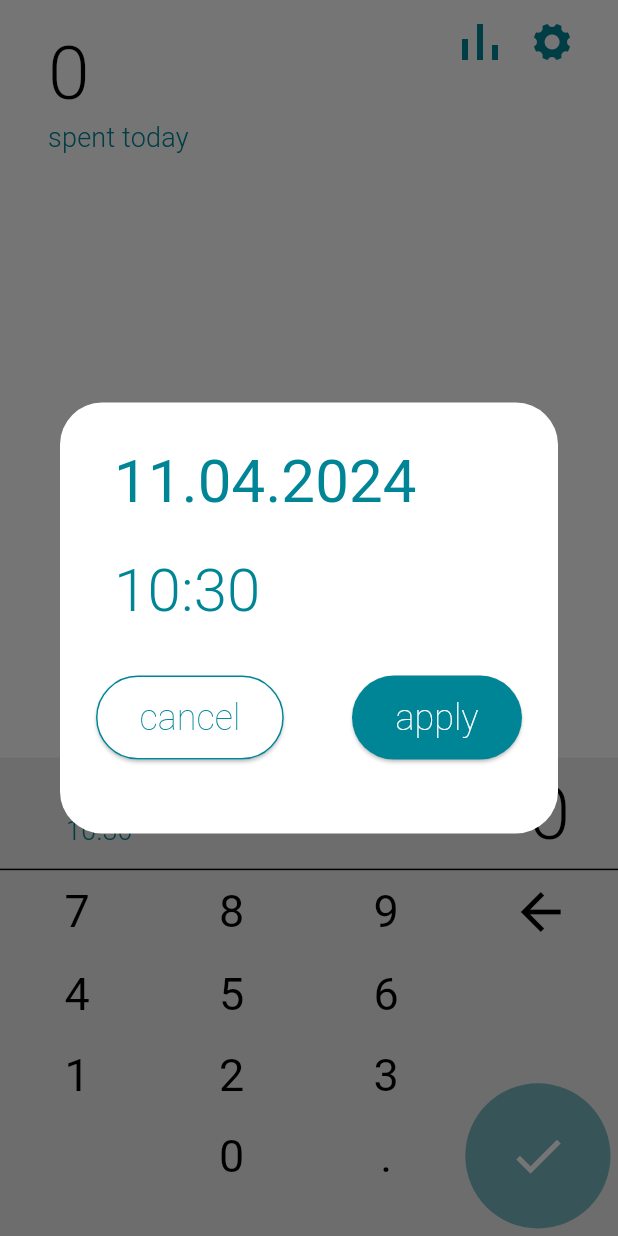
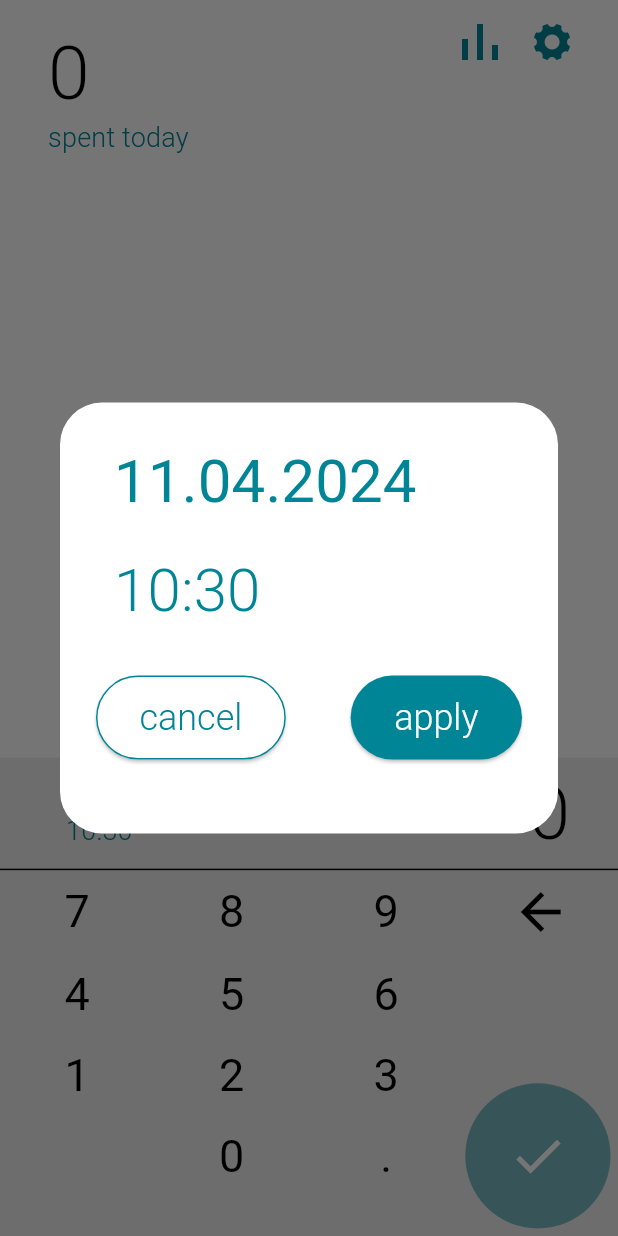
Before and after one commit to iSVDi/expenso, a Flutter app: the screen it shows after launch, after a tap on an icon or button, on a phone screen of 412 x 824 dp. Run offline on Flutter 3.47's test engine with Material 3 defaults, Android fonts, the phone set to English and light mode, and no system bars; our stand-ins replace circular_countdown_timer, flutter_bloc, focused_menu, objectbox, syncfusion_flutter_charts; missing offline and left inert: group_list_view; generated files the repository leaves out were written again; Roboto replaces fonts that are missing (SF Pro).

```diff
--- a/lib/common/views/date_time_picker.dart
+++ b/lib/common/views/date_time_picker.dart
@@ -1,3 +1,4 @@
+import 'package:expenso/common/views/rounded_button.dart';
 import "package:flutter/material.dart";
 
 import 'package:expenso/extensions/app_colors.dart';
@@ -24,13 +25,13 @@ class _DateTimePickerState extends State<DateTimePicker> {
 
   @override
   Widget build(BuildContext context) {
-    var cancelButton = _getRoundedButton(
+    var cancelButton = RoundedButton(
         text: "cancel", //TODO: move text to special class
         textColor: AppColors.appGreen,
         borderSide: const BorderSide(color: AppColors.appGreen),
         onPressed: () => widget.callback(null));
 
-    var applyButton = _getRoundedButton(
+    var applyButton = RoundedButton(
       text: "apply", //TODO: move text to special class
       textColor: AppColors.appWhite,
       backgroundColor: AppColors.appGreen,
@@ -91,6 +92,7 @@ class _DateTimePickerState extends State<DateTimePicker> {
           _handleSelectedDate(context);
         },
         child: Text(widget.selectedDate.formattedDate,
+        //TODO use textTheme
             style: const TextStyle(
                 fontSize: 40,
                 fontWeight: FontWeight.w400,
@@ -103,36 +105,10 @@ class _DateTimePickerState extends State<DateTimePicker> {
           _handleSelectedTime(context);
         },
         child: Text(widget.selectedDate.formattedTime,
+            //TODO use textTheme
             style: const TextStyle(
                 fontSize: 40,
                 fontWeight: FontWeight.w300,
                 color: AppColors.appGreen)));
   }
-
-  ElevatedButton _getRoundedButton({
-    required String text,
-    required Color textColor,
-    BorderSide borderSide = BorderSide.none,
-    Color backgroundColor = AppColors.appWhite,
-    required Function() onPressed,
-  }) {
-    var buttonStyle = ButtonStyle(
-        backgroundColor: MaterialStatePropertyAll(backgroundColor),
-        shape: MaterialStatePropertyAll<RoundedRectangleBorder>(
-            RoundedRectangleBorder(
-                borderRadius: BorderRadius.circular(30), side: borderSide)));
-
-    var textStyle =
-        Theme.of(context).textTheme.headlineSmall?.copyWith(color: textColor);
-
-    double horizontalPadding = 5;
-    double verticalPadding = 12;
-    var child = Padding(
-        padding: EdgeInsets.symmetric(
-            horizontal: horizontalPadding, vertical: verticalPadding),
-        child: Text(text, style: textStyle));
-    var button =
-        ElevatedButton(onPressed: onPressed, style: buttonStyle, child: child);
-    return button;
-  }
 }
--- /dev/null
+++ b/lib/common/views/rounded_button.dart
@@ -0,0 +1,49 @@
+// ignore_for_file: public_member_api_docs, sort_constructors_first
+import 'package:expenso/extensions/app_colors.dart';
+import 'package:flutter/material.dart';
+
+class RoundedButton extends StatelessWidget {
+  final String text;
+  final Color textColor;
+  final Color backgroundColor;
+  final BorderSide borderSide;
+  final Function() onPressed;
+
+  const RoundedButton({
+    Key? key,
+    required this.text,
+    required this.textColor,
+    this.backgroundColor = AppColors.appWhite,
+    this.borderSide = BorderSide.none,
+    required this.onPressed,
+  }) : super(key: key);
+
+  @override
+  Widget build(BuildContext context) {
+    var buttonShape = MaterialStatePropertyAll(
+      RoundedRectangleBorder(
+        borderRadius: BorderRadius.circular(30),
+        side: borderSide,
+      ),
+    );
+    var buttonStyle = ButtonStyle(
+        surfaceTintColor: MaterialStatePropertyAll(backgroundColor),
+        backgroundColor: MaterialStatePropertyAll(backgroundColor),
+        shape: buttonShape);
+
+    var textStyle = Theme.of(context)
+        .textTheme
+        .headlineSmall
+        ?.copyWith(color: textColor, fontWeight: FontWeight.w300);
+
+    double horizontalPadding = 5;
+    double verticalPadding = 12;
+    var child = Padding(
+        padding: EdgeInsets.symmetric(
+            horizontal: horizontalPadding, vertical: verticalPadding),
+        child: Text(text, style: textStyle));
+    var button =
+        ElevatedButton(onPressed: onPressed, style: buttonStyle, child: child);
+    return button;
+  }
+}
```
Also changed, not shown: lib/modules/main/views/transactions_list/transactions_list.dart (+58 -2 lines).
